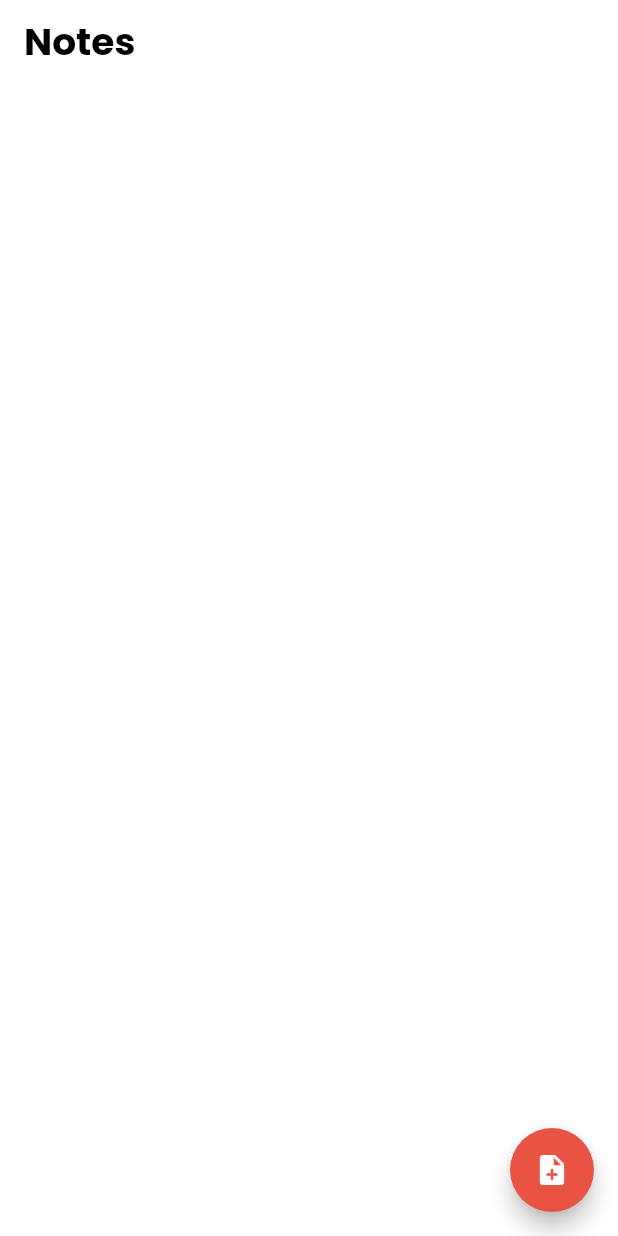
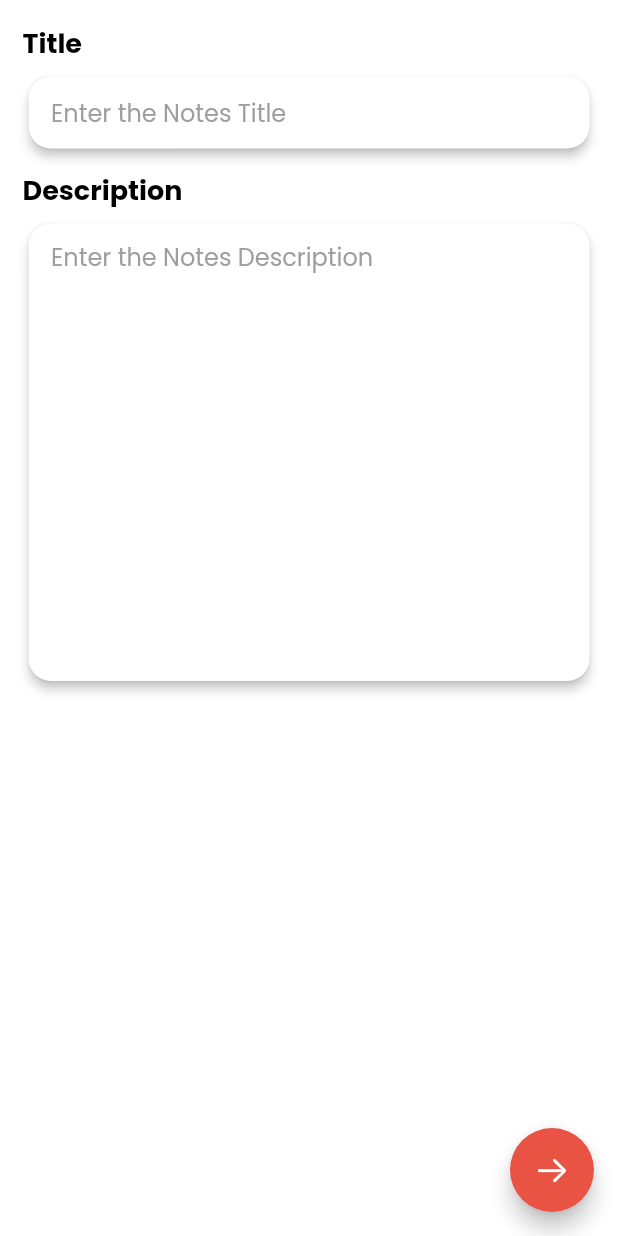
Before and after one commit to UmangKaklotar/firebase_app, a Flutter app: the screen it shows after launch, after a tap on the "note add" icon, on a phone screen of 412 x 824 dp. Run offline on Flutter 3.47's test engine with Material 2 defaults, Android fonts, the phone set to English and light mode, and no system bars; our stand-ins replace cloud_firestore, firebase_core, google_fonts; accounts and stored records are empty.

Commit message:
UK || 20/03/2023 11:02 AM

```diff
--- a/lib/Helper/collection_helper.dart
+++ b/lib/Helper/collection_helper.dart
@@ -3,7 +3,6 @@ import 'package:cloud_firestore/cloud_firestore.dart';
 import '../Model/note_model.dart';
 
 class CollectionHelper {
-
   static CollectionHelper instance = CollectionHelper();
 
   CollectionReference notes = FirebaseFirestore.instance.collection('notes');
@@ -15,7 +14,7 @@ class CollectionHelper {
         .catchError((error) => print("Error : $error"));
   }
 
-  deleteNotes(int index) async {
+  deleteNote(int index) async {
     var docSnap = await notes.get();
     var doc_id = docSnap.docs;
     return notes
@@ -24,6 +23,4 @@ class CollectionHelper {
         .then((e) => print("Notes Deleted.."))
         .catchError((error) => print("Error : $error"));
   }
-
-
 }
--- a/lib/Screen/home_screen.dart
+++ b/lib/Screen/home_screen.dart
@@ -18,20 +18,26 @@ class _HomeScreenState extends State<HomeScreen> {
   Widget build(BuildContext context) {
     return Scaffold(
       appBar: AppBar(
-        backgroundColor: MyColor.white,
+        backgroundColor: MyColor.themeColor,
         elevation: 0,
-        title: const Text("Notes", style: TextStyle(fontSize: 25, fontWeight: FontWeight.bold),),
+        title: const Text(
+          "Notes",
+        ),
       ),
       body: StreamBuilder(
         stream: FirebaseFirestore.instance.collection('notes').snapshots(),
         builder: (context, snapshot) {
-          if(snapshot.hasError) {
-            return const Center(child: Text("Something went Wrong"),);
-          } else if(snapshot.connectionState == ConnectionState.waiting) {
-            return const Center(child: CircularProgressIndicator(),);
+          if (snapshot.hasError) {
+            return const Center(
+              child: Text("Something went Wrong"),
+            );
+          } else if (snapshot.connectionState == ConnectionState.waiting) {
+            return const Center(
+              child: CircularProgressIndicator(),
+            );
           } else {
             return ListView.builder(
-              padding: const EdgeInsets.fromLTRB(20, 0, 20, 20),
+              padding: const EdgeInsets.all(15),
               itemCount: snapshot.data!.docs.length,
               itemBuilder: (context, index) {
                 Global.notes = snapshot.data!.docs;
@@ -42,15 +48,20 @@ class _HomeScreenState extends State<HomeScreen> {
                   ),
                   child: Container(
                     decoration: BoxDecoration(
-                      color: MyColor.white,
-                      borderRadius: BorderRadius.circular(20)
-                    ),
+                        color: MyColor.white,
+                        borderRadius: BorderRadius.circular(20)),
                     child: ListTile(
+                      onTap: () => Navigator.pushNamed(context, 'note',
+                          arguments: index),
                       title: Text("${Global.notes[index]['title']}"),
                       subtitle: Text("${Global.notes[index]['des']}"),
                       trailing: IconButton(
-                        icon: Icon(CupertinoIcons.delete, color: MyColor.red,),
-                        onPressed: () => CollectionHelper.instance.deleteNotes(index),
+                        icon: Icon(
+                          CupertinoIcons.delete,
+                          color: MyColor.red,
+                        ),
+                        onPressed: () =>
+                            CollectionHelper.instance.deleteNote(index),
                       ),
                     ),
                   ),
@@ -61,9 +72,9 @@ class _HomeScreenState extends State<HomeScreen> {
         },
       ),
       floatingActionButton: FloatingActionButton(
-        backgroundColor: const Color(0xffE95343),
+        backgroundColor: MyColor.themeColor,
         child: const Icon(Icons.note_add_rounded),
-        onPressed: (){},
+        onPressed: () => Navigator.pushNamed(context, 'note'),
       ),
       backgroundColor: MyColor.white,
     );
--- /dev/null
+++ b/lib/Screen/notes.dart
@@ -0,0 +1,109 @@
+import 'package:flutter/cupertino.dart';
+import 'package:flutter/material.dart';
+import 'package:google_fonts/google_fonts.dart';
+
+import '../Utils/color.dart';
+import '../Utils/global.dart';
+
+class NotesDetails extends StatefulWidget {
+  const NotesDetails({Key? key}) : super(key: key);
+
+  @override
+  State<NotesDetails> createState() => _NotesDetailsState();
+}
+
+class _NotesDetailsState extends State<NotesDetails> {
+  @override
+  void initState() {
+    // TODO: implement initState
+    super.initState();
+    Global.title.clear();
+    Global.des.clear();
+  }
+
+  @override
+  Widget build(BuildContext context) {
+    int? index = ModalRoute.of(context)!.settings.arguments as int?;
+    WidgetsBinding.instance.addPostFrameCallback((_) {
+      Global.title.text = Global.notes[index!]['title'];
+      Global.des.text = Global.notes[index]['des'];
+    });
+    return Scaffold(
+      resizeToAvoidBottomInset: true,
+      body: SafeArea(
+        child: Padding(
+          padding: const EdgeInsets.all(15),
+          child: SingleChildScrollView(
+            physics: const BouncingScrollPhysics(),
+            child: Column(
+              crossAxisAlignment: CrossAxisAlignment.start,
+              children: [
+                const Text(
+                  "Title",
+                  style: TextStyle(
+                    fontSize: 18,
+                    fontWeight: FontWeight.bold,
+                  ),
+                ),
+                const SizedBox(
+                  height: 5,
+                ),
+                Card(
+                  elevation: 3,
+                  shape: RoundedRectangleBorder(
+                      borderRadius: BorderRadius.circular(15)),
+                  child: TextFormField(
+                    controller: Global.title,
+                    decoration: InputDecoration(
+                      border: InputBorder.none,
+                      contentPadding:
+                          const EdgeInsets.symmetric(horizontal: 15),
+                      hintText: "Enter the Notes Title",
+                      hintStyle: GoogleFonts.poppins(color: MyColor.grey),
+                    ),
+                  ),
+                ),
+                const SizedBox(
+                  height: 10,
+                ),
+                const Text(
+                  "Description",
+                  style: TextStyle(
+                    fontSize: 18,
+                    fontWeight: FontWeight.bold,
+                  ),
+                ),
+                const SizedBox(
+                  height: 5,
+                ),
+                Card(
+                  elevation: 3,
+                  shape: RoundedRectangleBorder(
+                      borderRadius: BorderRadius.circular(15)),
+                  child: TextFormField(
+                    controller: Global.des,
+                    maxLines: 15,
+                    decoration: InputDecoration(
+                      border: InputBorder.none,
+                      contentPadding: const EdgeInsets.symmetric(
+                          horizontal: 15, vertical: 10),
+                      hintText: "Enter the Notes Description",
+                      hintStyle: GoogleFonts.poppins(color: MyColor.grey),
+                    ),
+                  ),
+                ),
+              ],
+            ),
+          ),
+        ),
+      ),
+      floatingActionButton: FloatingActionButton(
+        backgroundColor: MyColor.themeColor,
+        child: const Icon(CupertinoIcons.arrow_right),
+        onPressed: () => Navigator.pushNamedAndRemoveUntil(
+            context, 'home', (route) => false),
+      ),
+      backgroundColor: MyColor.white,
+    );
+  }
+}
--- a/lib/Utils/color.dart
+++ b/lib/Utils/color.dart
@@ -4,4 +4,6 @@ class MyColor {
   static Color black = Colors.black;
   static Color white = Colors.white;
   static Color red = Colors.red;
+  static Color grey = Colors.grey;
+  static Color themeColor = const Color(0xffE95343);
 }
--- a/lib/Utils/global.dart
+++ b/lib/Utils/global.dart
@@ -1,3 +1,7 @@
+import 'package:flutter/material.dart';
+
 class Global {
   static List notes = [];
+  static TextEditingController title = TextEditingController(),
+      des = TextEditingController();
 }
--- a/lib/main.dart
+++ b/lib/main.dart
@@ -1,3 +1,4 @@
+import 'package:firebase_app/Screen/notes.dart';
 import 'package:firebase_core/firebase_core.dart';
 import 'package:flutter/material.dart';
 import 'package:google_fonts/google_fonts.dart';
@@ -13,7 +14,8 @@ Future<void> main() async {
     MaterialApp(
       theme: ThemeData(
         appBarTheme: AppBarTheme(
-          titleTextStyle: GoogleFonts.poppins(color: MyColor.black),
+          titleTextStyle:
+              GoogleFonts.poppins(color: MyColor.white, fontSize: 20),
         ),
         textTheme: TextTheme(
           bodyText2: GoogleFonts.poppins(color: MyColor.black),
@@ -24,6 +26,7 @@ Future<void> main() async {
       routes: {
         'splash': (context) => const SplashScreen(),
         'home': (context) => const HomeScreen(),
+        'note': (context) => const NotesDetails(),
       },
     ),
   );
--- a/pubspec.yaml
+++ b/pubspec.yaml
@@ -44,6 +44,7 @@ dependencies:
   http: ^0.13.5
   timezone: ^0.9.1
   firebase_messaging: ^14.2.6
+  permission_handler: ^10.2.0
 
 dev_dependencies:
   flutter_test:
```
Also changed, not shown: pubspec.lock, 3 other files.
